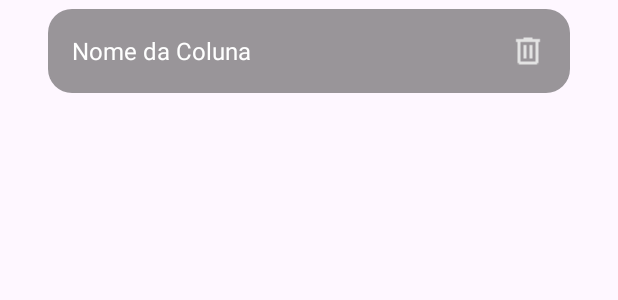
After one commit to gusthas/HAM---TCC, an Android app: the layout item_coluna_template.xml on its own in the app's theme, with its tools: preview values and no code run, on a phone screen of 412 x 824 dp. The commit adds this screen. Shown: the top 300 px of the screen. Run offline under Robolectric (Android 15) with nearby library versions, the phone set to English and light mode, and no system bars.

Commit message:
Tcc correto

```diff
--- a/app/src/main/AndroidManifest.xml
+++ b/app/src/main/AndroidManifest.xml
@@ -19,6 +19,9 @@
         android:supportsRtl="true"
         android:theme="@style/Theme.MyApplication"
         tools:targetApi="31">
+        <activity
+            android:name=".ConfigurarTemplateActivity"
+            android:exported="false" />
         <activity
             android:name=".DivisaoDetalheActivity"
             android:exported="false" />
--- a/app/src/main/java/com/apol/myapplication/TreinoEntity.kt
+++ b/app/src/main/java/com/apol/myapplication/TreinoEntity.kt
@@ -28,7 +28,8 @@ data class TreinoEntity(
     val iconeResId: Int,
     val tipoDivisao: TipoDivisao = TipoDivisao.NAO_DEFINIDO,
     val detalhes: String = "Toque para adicionar detalhes",
-    val tipoDeTreino: TipoTreino
+    val tipoDeTreino: TipoTreino,
+    var templateJson: String? = null
 ) {
 
     @Ignore // <-- Diz ao Room para IGNORAR este campo no banco de dados.
--- /dev/null
+++ b/app/src/main/res/layout/item_coluna_template.xml
@@ -0,0 +1,30 @@
+<?xml version="1.0" encoding="utf-8"?>
+<LinearLayout
+    xmlns:android="http://schemas.android.com/apk/res/android"
+    android:layout_width="match_parent"
+    android:layout_height="wrap_content"
+    android:orientation="horizontal"
+    android:gravity="center_vertical"
+    android:padding="16dp"
+    android:background="@drawable/rounded_semi_transparent"
+    android:layout_marginVertical="6dp"
+    android:layout_marginStart="32dp"
+    android:layout_marginEnd="32dp">
+
+    <TextView
+        android:id="@+id/nome_coluna"
+        android:layout_width="0dp"
+        android:layout_height="wrap_content"
+        android:layout_weight="1"
+        android:textColor="@android:color/white"
+        android:textSize="16sp"
+        android:text="Nome da Coluna"/>
+
+    <ImageButton
+        android:id="@+id/btn_apagar_coluna"
+        android:layout_width="wrap_content"
+        android:layout_height="wrap_content"
+        android:src="@drawable/ic_delete"
+        android:background="?attr/selectableItemBackgroundBorderless"
+        android:contentDescription="Apagar coluna"/>
+</LinearLayout>
```
Also changed, not shown: app/src/main/java/com/apol/myapplication/AppDatabase.kt (+8 -2 lines), app/src/main/java/com/apol/myapplication/ConfigurarTemplateActivity.kt (added, +106 -0 lines), app/src/main/java/com/apol/myapplication/TemplateColumnAdapter.kt (added, +33 -0 lines), app/src/main/java/com/apol/myapplication/TreinoDetalheActivity.kt (+9 -22 lines), app/src/main/res/layout/activity_configurar_template.xml (added, +62 -0 lines).
